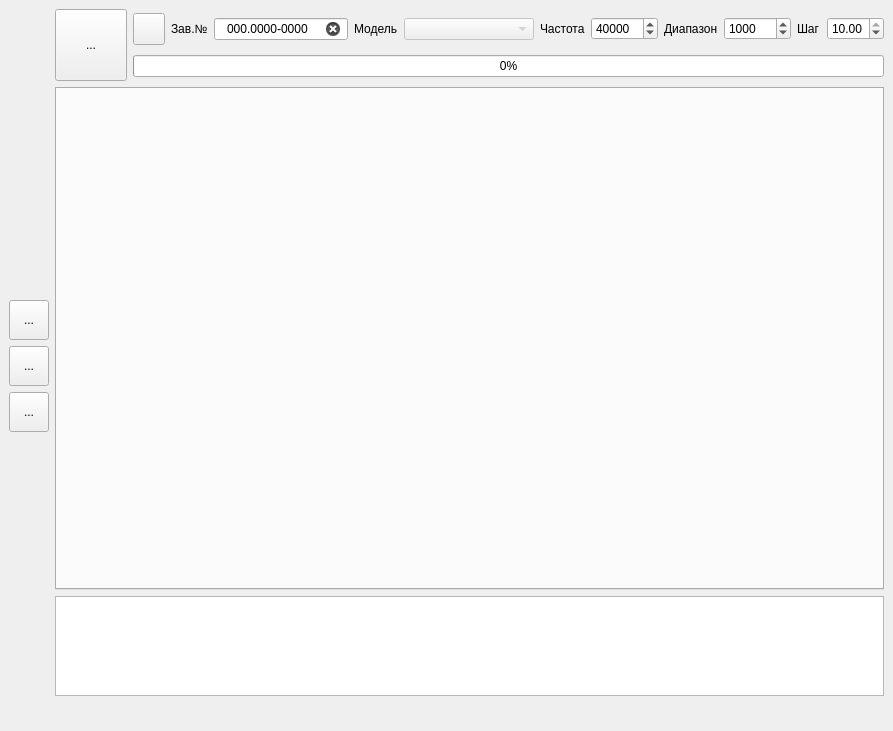
This is src/usonicapp/forms/mainwindow.ui in Kneshal/usonicApp as Qt 5 draws it before an edit. The edited form follows.
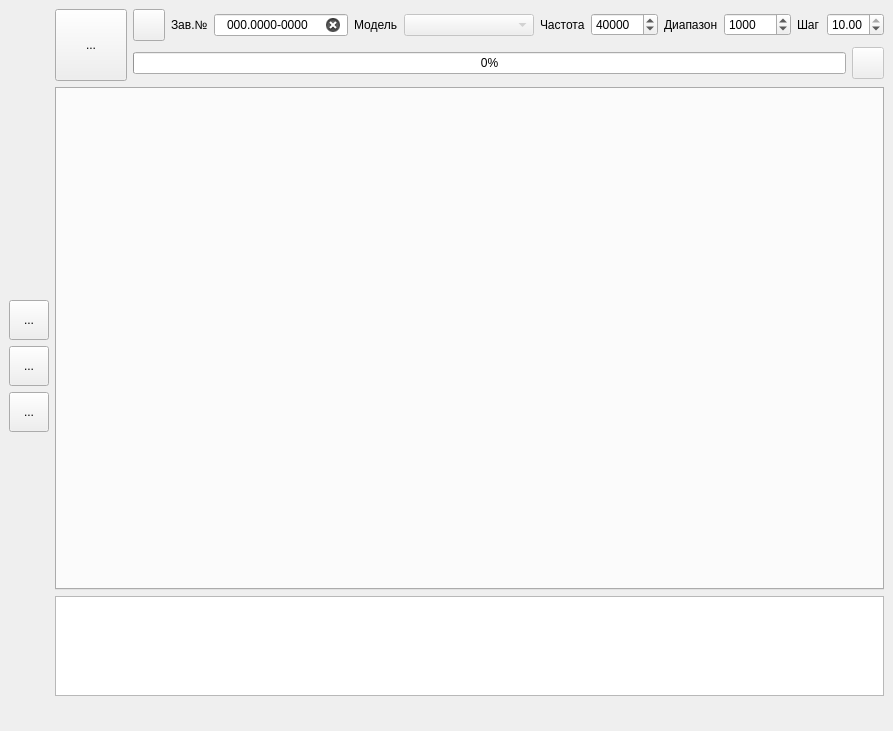
This is the edited form. Icons and pictures are not drawn.

Commit message: Start work under upload records

Patch:
```diff
--- a/src/usonicapp/forms/mainwindow.ui
+++ b/src/usonicapp/forms/mainwindow.ui
@@ -6,7 +6,7 @@
    <rect>
     <x>0</x>
     <y>0</y>
-    <width>868</width>
+    <width>874</width>
     <height>731</height>
    </rect>
   </property>
@@ -393,6 +393,34 @@
               </property>
              </widget>
             </item>
+            <item>
+             <widget class="QToolButton" name="upload_button">
+              <property name="enabled">
+               <bool>false</bool>
+              </property>
+              <property name="minimumSize">
+               <size>
+                <width>32</width>
+                <height>32</height>
+               </size>
+              </property>
+              <property name="maximumSize">
+               <size>
+                <width>32</width>
+                <height>32</height>
+               </size>
+              </property>
+              <property name="text">
+               <string/>
+              </property>
+              <property name="iconSize">
+               <size>
+                <width>32</width>
+                <height>32</height>
+               </size>
+              </property>
+             </widget>
+            </item>
            </layout>
           </item>
          </layout>
```
The commit also changes 12 other files.
